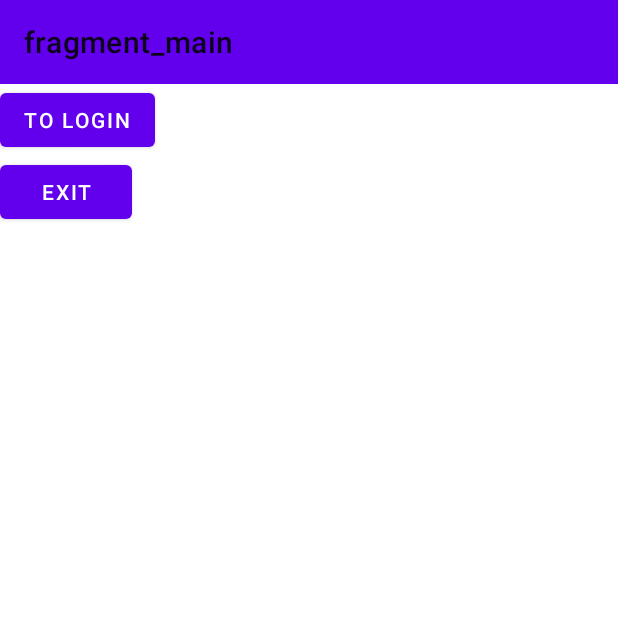
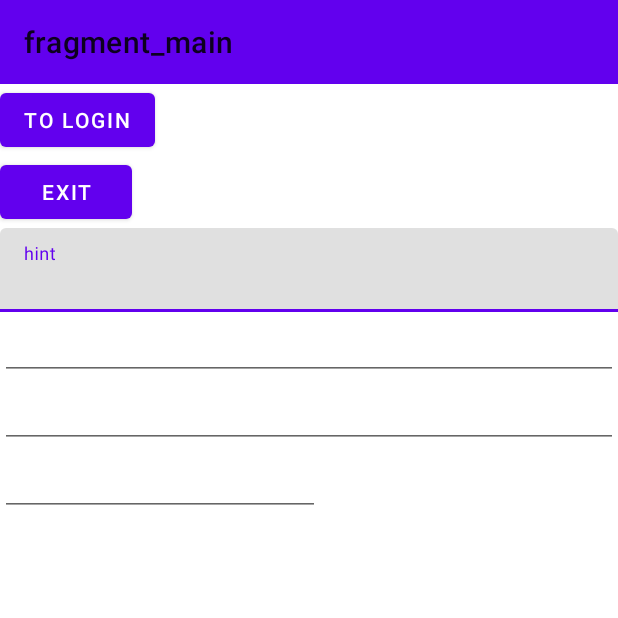
Before and after one commit to seinwaihtut/AndroidBiometricLogin, an Android app: the screen it shows after launch (MainActivity), on a phone screen of 412 x 824 dp, the top half of it. Run offline under Robolectric (Android 15) with nearby library versions, the phone set to English and light mode, and no system bars; our stand-ins replace navigation-ui.

Commit message:
20222811 commit

```diff
--- a/app/src/main/res/layout/fragment_main.xml
+++ b/app/src/main/res/layout/fragment_main.xml
@@ -20,4 +20,30 @@
         android:layout_height="wrap_content"
         android:text="exit"
         />
+
+
+
+    <com.google.android.material.textfield.TextInputLayout
+        android:layout_width="match_parent"
+        android:layout_height="wrap_content">
+
+        <com.google.android.material.textfield.TextInputEditText
+            android:layout_width="match_parent"
+            android:layout_height="wrap_content"
+            android:hint="hint" />
+    </com.google.android.material.textfield.TextInputLayout>
+    <EditText
+        android:layout_width="match_parent"
+        android:layout_height="wrap_content"
+ />
+    <com.google.android.material.textfield.TextInputEditText
+        android:layout_width="match_parent"
+        android:layout_height="wrap_content"/>
+
+    <EditText
+        android:id="@+id/editTextTime"
+        android:layout_width="wrap_content"
+        android:layout_height="wrap_content"
+        android:ems="10"
+        android:inputType="time" />
 </androidx.appcompat.widget.LinearLayoutCompat>
```
